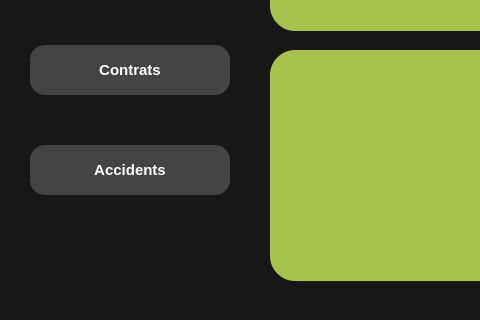
The window that Ripple/dashboard.ui (Rzouga01/Qt-Project) describes before a commit, drawn with Qt 5; both pictures show x 0 to 480 and y 330 to 650 of the 1200 by 650 pixel window.
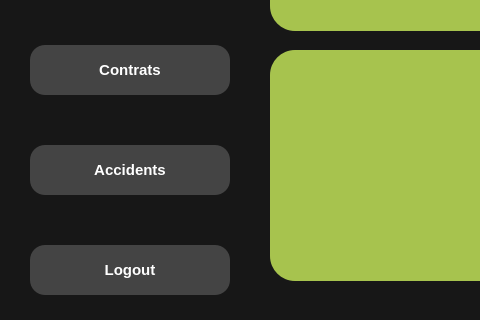
The same window after the commit. Icons and pictures are not drawn.

Commit message: logout icon

```diff
--- a/Ripple/dashboard.ui
+++ b/Ripple/dashboard.ui
@@ -172,7 +172,7 @@
     background-color: white;
  border-radius: 25px;
 }
-
+#logoutButton,
 #employees,
 #clients,
 #contracts,
@@ -186,7 +186,7 @@
 	
 
 }
-
+#logoutButton:hover,
 #employees:hover,
 #contracts:hover,
 #clients:hover,
@@ -659,6 +659,35 @@
      <string>Accidents</string>
     </property>
    </widget>
+   <widget class="QPushButton" name="logoutButton">
+    <property name="geometry">
+     <rect>
+      <x>30</x>
+      <y>575</y>
+      <width>200</width>
+      <height>50</height>
+     </rect>
+    </property>
+    <property name="autoFillBackground">
+     <bool>false</bool>
+    </property>
+    <property name="styleSheet">
+     <string notr="true"/>
+    </property>
+    <property name="text">
+     <string>Logout</string>
+    </property>
+    <property name="icon">
+     <iconset>
+      <normaloff>../Resources/Icons/logout.png</normaloff>../Resources/Icons/logout.png</iconset>
+    </property>
+    <property name="iconSize">
+     <size>
+      <width>20</width>
+      <height>20</height>
+     </size>
+    </property>
+   </widget>
   </widget>
  </widget>
  <resources/>
```
The commit also changes 2 other files.
